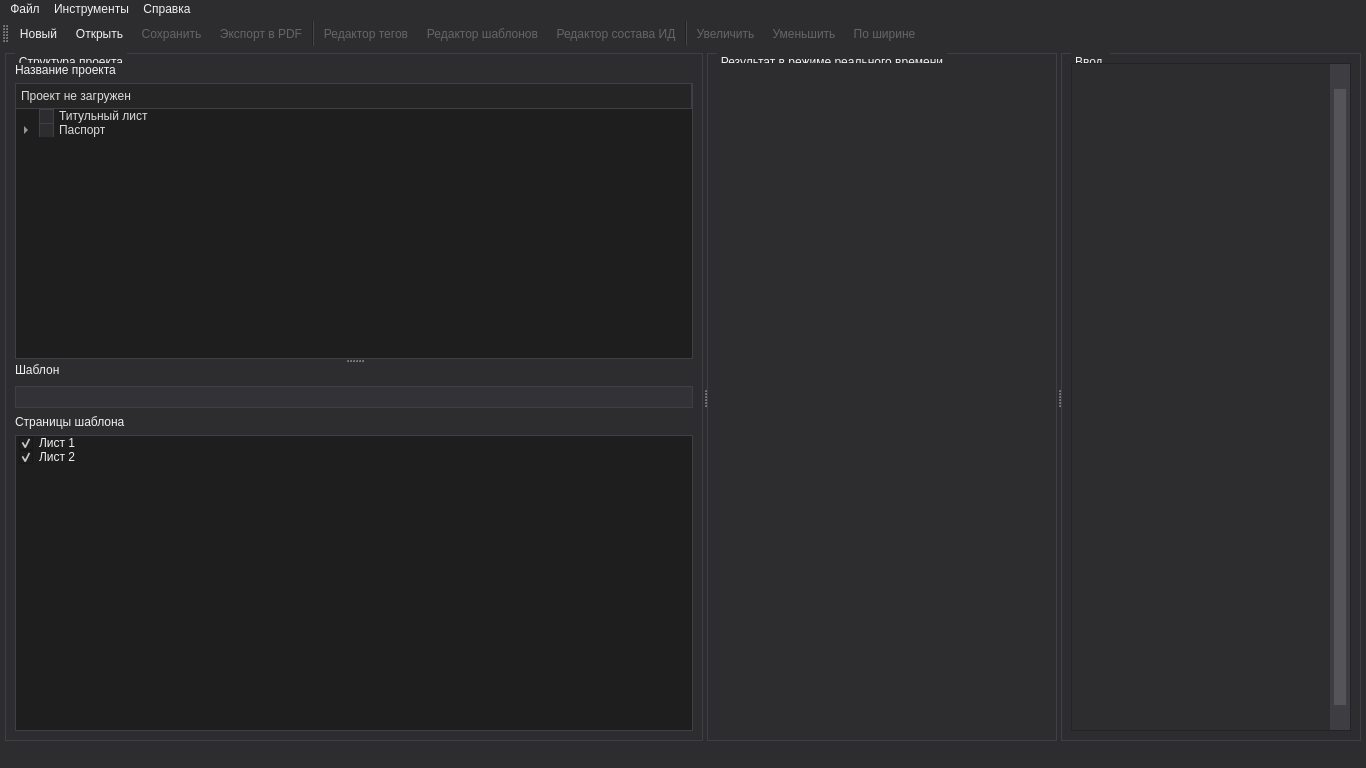
Qt form designer/mainwindow.ui (Artemako/auto-exec-doc) before a commit.
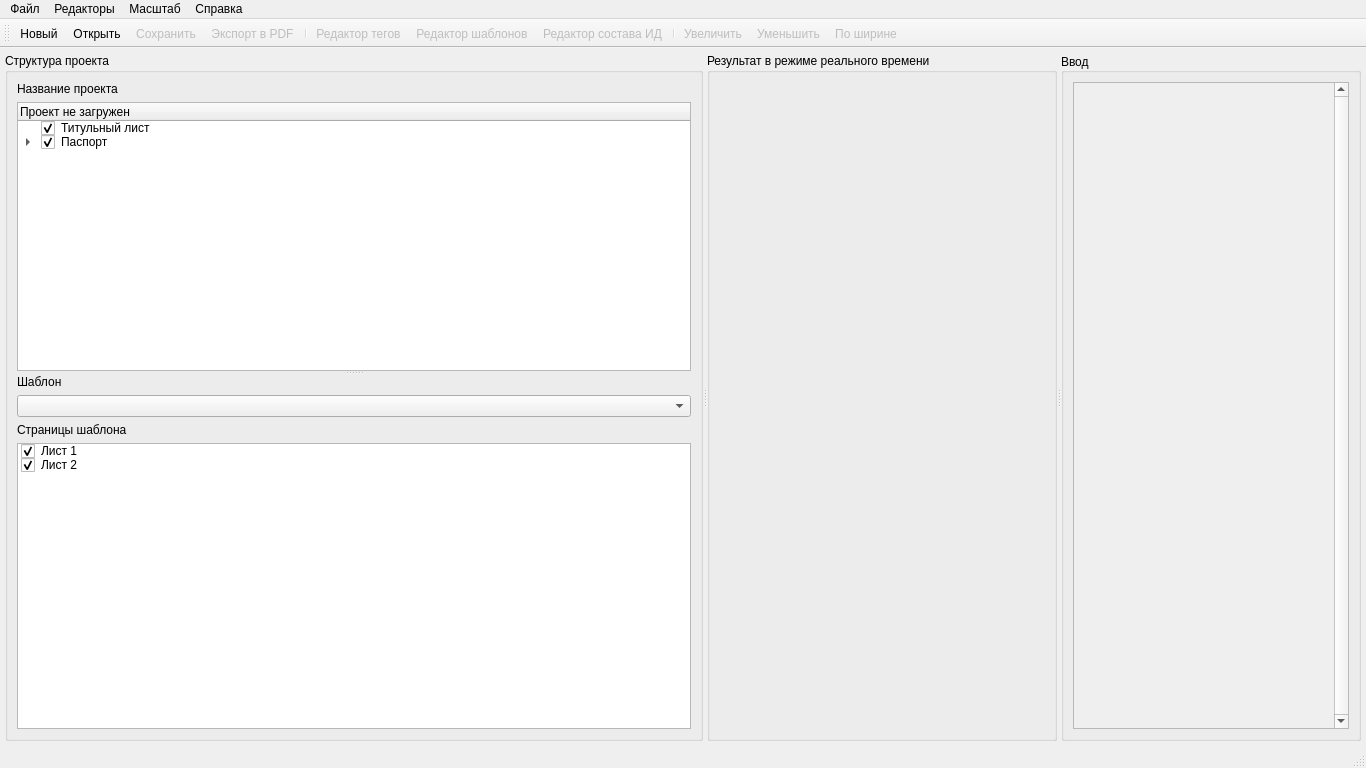
The same form after that commit. Icons and pictures are not drawn. Custom widgets are drawn as their Qt base class.

```diff
--- a/designer/mainwindow.ui
+++ b/designer/mainwindow.ui
@@ -32,917 +32,7 @@
    <string>Автоматизация ИД</string>
   </property>
   <property name="styleSheet">
-   <string notr="true">/*!*************************************
-  VS15 Dark
-****************************************
-  Author: chintsu_kun, holt59, MO2 Team
-  Version: 2.5.0
-  Licence: GNU General Public License v3.0 (https://www.gnu.org/licenses/gpl-3.0.en.html)
-  Source: https://github.com/nikolay-borzov/modorganizer-themes
-****************************************
-*/
-/* For some reason applying background-color or border fixes paddings properties */
-QListWidget::item {
-  border-width: 0;
-}
-
-/* Don't override install label on download widget.
-   MO2 assigns color depending on download state */
-#installLabel {
-  color: none;
-}
-
-/* Make `background-color` work for :hover, :focus and :pressed states */
-QToolButton {
-  border: none;
-}
-
-/* Main Window */
-QWidget {
-  background-color: #2d2d30;
-  color: #f1f1f1;
-}
-
-QWidget::disabled {
-  color: #656565;
-}
-
-/* Common */
-/* remove outline */
-* {
-  outline: 0;
-}
-
-*:disabled,
-QListView::item:disabled,
-*::item:selected:disabled {
-  color: #656565;
-}
-
-/* line heights */
-/* QTreeView#fileTree::item - currently have problem with size column vertical
-   text align */
-#bsaList::item,
-#dataTree::item,
-#modList::item,
-#categoriesTree::item,
-#savegameList::item,
-#tabConflicts QTreeWidget::item {
-  padding: 0.3em 0;
-}
-
-QListView::item,
-QTreeView#espList::item {
-  padding: 0.3em 0;
-}
-
-/* to enable border color */
-QTreeView,
-QListView,
-QTextEdit,
-QWebView,
-QTableView {
-  border-style: solid;
-  border-width: 1px;
-}
-
-QAbstractItemView {
-  color: #dcdcdc;
-  background-color: #1e1e1e;
-  alternate-background-color: #262626;
-  border-color: #3f3f46;
-}
-
-QAbstractItemView::item:selected,
-QAbstractItemView::item:selected:hover,
-QAbstractItemView::item:alternate:selected,
-QAbstractItemView::item:alternate:selected:hover {
-  color: #f1f1f1;
-  background-color: #3399ff;
-}
-
-QAbstractItemView[filtered=true] {
-  border: 2px solid #f00 !important;
-}
-
-QAbstractItemView,
-QListView,
-QTreeView {
-  show-decoration-selected: 1;
-}
-
-QAbstractItemView::item:hover,
-QAbstractItemView::item:alternate:hover,
-QAbstractItemView::item:disabled:hover,
-QAbstractItemView::item:alternate:disabled:hover QListView::item:hover,
-QTreeView::branch:hover,
-QTreeWidget::item:hover {
-  background-color: rgba(51, 153, 255, 0.3);
-}
-
-QAbstractItemView::item:selected:disabled,
-QAbstractItemView::item:alternate:selected:disabled,
-QListView::item:selected:disabled,
-QTreeView::branch:selected:disabled,
-QTreeWidget::item:selected:disabled {
-  background-color: rgba(51, 153, 255, 0.3);
-}
-
-QTreeView::branch:selected,
-#bsaList::branch:selected {
-  background-color: #3399ff;
-}
-
-QLabel {
-  background-color: transparent;
-}
-
-LinkLabel {
-  qproperty-linkColor: #3399ff;
-}
-
-/* Left Pane &amp; File Trees #QTreeView, #QListView*/
-QTreeView::branch:closed:has-children {
-  image: url(:/png/resources/png/branch-closed.png);
-}
-
-QTreeView::branch:open:has-children {
-  image: url(:/png/resources/png/branch-open.png);
-}
-
-QListView::item {
-  color: #f1f1f1;
-}
-
-/* Text areas and text fields #QTextEdit, #QLineEdit, #QWebView */
-QTextEdit,
-QWebView,
-QLineEdit,
-QAbstractSpinBox,
-QAbstractSpinBox::up-button,
-QAbstractSpinBox::down-button,
-QComboBox {
-  background-color: #333337;
-  border-color: #3f3f46;
-}
-
-QLineEdit:hover,
-QAbstractSpinBox:hover,
-QTextEdit:hover,
-QComboBox:hover,
-QComboBox:editable:hover {
-  border-color: #007acc;
-}
-
-QLineEdit:focus,
-QAbstractSpinBox::focus,
-QTextEdit:focus,
-QComboBox:focus,
-QComboBox:editable:focus,
-QComboBox:on {
-  background-color: #3f3f46;
-  border-color: #3399ff;
-}
-
-QComboBox:on {
-  border-bottom-color: #3f3f46;
-}
-
-QLineEdit,
-QAbstractSpinBox {
-  min-height: 15px;
-  padding: 2px;
-  border-style: solid;
-  border-width: 1px;
-}
-
-QLineEdit {
-  margin-top: 0;
-}
-
-/* clear button */
-QLineEdit QToolButton,
-QLineEdit QToolButton:hover {
-  background: none;
-  margin-top: 1px;
-}
-
-QLineEdit#espFilterEdit QToolButton {
-  margin-top: -2px;
-  margin-bottom: 1px;
-}
-
-/* Drop-downs #QComboBox*/
-QComboBox {
-  min-height: 20px;
-  padding-left: 5px;
-  margin: 3px 0 1px 0;
-  border-style: solid;
-  border-width: 1px;
-}
-
-QComboBox:editable {
-  padding-left: 3px;
-  /* to enable hover styles */
-  background-color: transparent;
-}
-
-QComboBox::drop-down {
-  width: 20px;
-  subcontrol-origin: padding;
-  subcontrol-position: top right;
-  border: none;
-}
-
-QComboBox::down-arrow {
-  image: url(:/png/resources/png/combobox-down.png);
-}
-
-QComboBox QAbstractItemView {
-  background-color: #1b1b1c;
-  selection-background-color: #3f3f46;
-  border-color: #3399ff;
-  border-style: solid;
-  border-width: 0 1px 1px 1px;
-}
-
-/* Doesn't work http://stackoverflow.com/questions/13308341/qcombobox-abstractitemviewitem */
-/* QComboBox QAbstractItemView:item {
-  padding: 10px;
-  margin: 10px;
-} */
-/* Toolbar */
-QToolBar {
-  border: none;
-}
-
-QToolBar::separator {
-  border-left-color: #222222;
-  border-right-color: #46464a;
-  border-width: 0 1px 0 1px;
-  border-style: solid;
-  width: 0;
-}
-
-QToolButton {
-  padding: 4px;
-}
-
-QToolButton:hover, QToolButton:focus {
-  background-color: #3e3e40;
-}
-
-QToolButton:pressed {
-  background-color: #3399ff;
-}
-
-QToolButton::menu-indicator {
-  image: url(:/png/resources/png/combobox-down.png);
-  subcontrol-origin: padding;
-  subcontrol-position: center right;
-  padding-top: 10%;
-  padding-right: 5%;
-}
-
-/* Group Boxes #QGroupBox */
-QGroupBox {
-  border-color: #3f3f46;
-  border-style: solid;
-  border-width: 1px;
-  padding: 1em 0.3em 0.3em 0.3em;
-  margin-top: 0.65em;
-}
-
-QGroupBox::title {
-  subcontrol-origin: margin;
-  subcontrol-position: top left;
-  padding: 2px;
-  left: 10px;
-}
-
-/* LCD Count */
-QLCDNumber {
-  border-color: #3f3f46;
-  border-style: solid;
-  border-width: 1px;
-}
-
-/* Buttons #QPushButton */
-QPushButton {
-  background-color: #333337;
-  border-color: #3f3f46;
-  min-height: 18px;
-  padding: 2px 5px;
-  border-style: solid;
-  border-width: 1px;
-}
-
-QPushButton:hover,
-QPushButton:checked,
-QPushButton:focus,
-QAbstractSpinBox::up-button:hover,
-QAbstractSpinBox::down-button:hover {
-  background-color: #007acc;
-}
-
-QPushButton:pressed,
-QPushButton:checked:hover,
-QAbstractSpinBox::up-button:pressed,
-QAbstractSpinBox::down-button:pressed {
-  background-color: #1c97ea;
-}
-
-QPushButton:disabled,
-QAbstractSpinBox::up-button:disabled,
-QAbstractSpinBox::down-button:disabled {
-  background-color: #333337;
-  border-color: #3f3f46;
-}
-
-QPushButton::menu-indicator {
-  image: url(:/png/resources/png/combobox-down.png);
-  subcontrol-origin: padding;
-  subcontrol-position: center right;
-  padding-right: 5%;
-}
-
-/* Dialog buttons */
-QSlider::handle:horizontal,
-QSlider::handle:vertical {
-  color: #000000;
-  background-color: #dddddd;
-  border-color: #707070;
-  border-style: solid;
-  border-width: 1px;
-}
-
-QSlider::handle:horizontal:hover,
-QSlider::handle:vertical:hover,
-QSlider::handle:horizontal:pressed,
-QSlider::handle:horizontal:focus:pressed,
-QSlider::handle:vertical:pressed,
-QSlider::handle:vertical:focus:pressed {
-  background-color: #BEE6FD;
-  border-color: #3c7fb1;
-}
-
-QSlider::handle:horizontal:focus,
-QSlider::handle:vertical:focus {
-  background-color: #dddddd;
-  border-color: #3399ff;
-}
-
-
-QSlider::handle:horizontal:disabled,
-QSlider::handle:vertical:disabled {
-  background-color: #333337;
-  border-color: #3f3f46;
-}
-
-
-/* Check boxes and Radio buttons common #QCheckBox, #QRadioButton */
-QGroupBox::indicator,
-QTreeView::indicator,
-QCheckBox::indicator,
-QRadioButton::indicator {
-  background-color: #2d2d30;
-  border-color: #3f3f46;
-  width: 13px;
-  height: 13px;
-  border-style: solid;
-  border-width: 1px;
-}
-
-QGroupBox::indicator:hover,
-QTreeView::indicator:hover,
-QCheckBox::indicator:hover,
-QRadioButton::indicator:hover {
-  background-color: #3f3f46;
-  border-color: #007acc;
-}
-
-QGroupBox::indicator:checked,
-QTreeView::indicator:checked,
-QCheckBox::indicator:checked {
-  image: url(:/png/resources/png/checkbox-check.png);
-}
-
-QGroupBox::indicator:disabled,
-QTreeView::indicator:checked:disabled,
-QCheckBox::indicator:checked:disabled {
-  image: url(:/png/resources/png/checkbox-check-disabled.png);
-}
-
-/* Check boxes special */
-QTreeView#modList::indicator {
-  width: 15px;
-  height: 15px;
-}
-
-/* Radio buttons #QRadioButton */
-QRadioButton::indicator {
-  border-radius: 7px;
-}
-
-QRadioButton::indicator::checked {
-  background-color: #B9B9BA;
-  border-width: 2px;
-  width: 11px;
-  height: 11px;
-}
-
-QRadioButton::indicator::checked:hover {
-  border-color: #3f3f46;
-}
-
-/* Spinners #QSpinBox, #QDoubleSpinBox */
-QAbstractSpinBox {
-  margin: 1px;
-}
-
-QAbstractSpinBox::up-button,
-QAbstractSpinBox::down-button {
-  border-style: solid;
-  border-width: 1px;
-  subcontrol-origin: padding;
-}
-
-QAbstractSpinBox::up-button {
-  subcontrol-position: top right;
-}
-
-QAbstractSpinBox::up-arrow {
-  image: url(:/png/resources/png/spinner-up.png);
-}
-
-QAbstractSpinBox::down-button {
-  subcontrol-position: bottom right;
-}
-
-QAbstractSpinBox::down-arrow {
-  image: url(:/png/resources/png/spinner-down.png);
-}
-
-/* Sliders #QSlider */
-QSlider::groove:horizontal {
-  background-color: #3f3f46;
-  border: none;
-  height: 8px;
-  margin: 2px 0;
-}
-
-QSlider::handle:horizontal {
-  width: 0.5em;
-  height: 2em;
-  margin: -7px 0;
-  subcontrol-origin: margin;
-}
-
-/* Scroll Bars #QAbstractScrollArea, #QScrollBar*/
-/* assigning background still leaves not filled area*/
-QAbstractScrollArea::corner {
-  background-color: transparent;
-}
-
-/* Horizontal */
-QScrollBar:horizontal {
-  height: 18px;
-  border: none;
-  margin: 0 23px 0 23px;
-}
-
-QScrollBar::handle:horizontal {
-  min-width: 32px;
-  margin: 4px 2px;
-}
-
-QScrollBar::add-line:horizontal {
-  width: 23px;
-  subcontrol-position: right;
-  subcontrol-origin: margin;
-}
-
-QScrollBar::sub-line:horizontal {
-  width: 23px;
-  subcontrol-position: left;
-  subcontrol-origin: margin;
-}
-
-/* Vertical */
-QScrollBar:vertical {
-  width: 20px;
-  border: none;
-  margin: 23px 0 23px 0;
-}
-
-QScrollBar::handle:vertical {
-  min-height: 32px;
-  margin: 2px 4px;
-}
-
-QScrollBar::add-line:vertical {
-  height: 23px;
-  subcontrol-position: bottom;
-  subcontrol-origin: margin;
-}
-
-QScrollBar::sub-line:vertical {
-  height: 23px;
-  subcontrol-position: top;
-  subcontrol-origin: margin;
-}
-
-/* Combined */
-QScrollBar {
-  background-color: #3e3e42;
-  border: none;
-}
-
-QScrollBar::handle {
-  background-color: #686868;
-}
-
-QScrollBar::add-line,
-QScrollBar::sub-line {
-  background-color: #3e3e42;
-  border: none;
-}
-
-/* QScrollBar::add-line:horizontal:hover,
-QScrollBar::sub-line:horizontal:hover,
-QScrollBar::add-line:vertical:hover,
-QScrollBar::sub-line:vertical:hover,
-QScrollBar::add-line:horizontal:pressed,
-QScrollBar::sub-line:horizontal:pressed,
-QScrollBar::add-line:vertical:pressed,
-QScrollBar::sub-line:vertical:pressed { } */
-QScrollBar::handle:hover {
-  background: #9e9e9e;
-}
-
-QScrollBar::handle:pressed {
-  background: #efebef;
-}
-
-QScrollBar::handle:disabled {
-  background: #555558;
-}
-
-QScrollBar::add-page,
-QScrollBar::sub-page {
-  background: transparent;
-}
-
-QScrollBar::up-arrow:vertical {
-  image: url(:/png/resources/png/scrollbar-up.png);
-}
-
-QScrollBar::up-arrow:vertical:hover {
-  image: url(:/png/resources/png/scrollbar-up-hover.png);
-}
-
-QScrollBar::up-arrow:vertical:disabled {
-  image: url(:/png/resources/png/scrollbar-up-disabled.png);
-}
-
-QScrollBar::right-arrow:horizontal {
-  image: url(:/png/resources/png/scrollbar-right.png);
-}
-
-QScrollBar::right-arrow:horizontal:hover {
-  image: url(:/png/resources/png/scrollbar-right-hover.png);
-}
-
-QScrollBar::right-arrow:horizontal:disabled {
-  image: url(:/png/resources/png/scrollbar-right-disabled.png);
-}
-
-QScrollBar::down-arrow:vertical {
-  image: url(:/png/resources/png/scrollbar-down.png);
-}
-
-QScrollBar::down-arrow:vertical:hover {
-  image: url(:/png/resources/png/scrollbar-down-hover.png);
-}
-
-QScrollBar::down-arrow:vertical:disabled {
-  image: url(:/png/resources/png/scrollbar-down-disabled.png);
-}
-
-QScrollBar::left-arrow:horizontal {
-  image: url(:/png/resources/png/scrollbar-left.png);
-}
-
-QScrollBar::left-arrow:horizontal:hover {
-  image: url(:/png/resources/png/scrollbar-left-hover.png);
-}
-
-QScrollBar::left-arrow:horizontal:disabled {
-  image: url(:/png/resources/png/scrollbar-left-disabled.png);
-}
-
-/* Header Rows and Tables (Configure Mod Categories) #QTableView, #QHeaderView */
-QTableView {
-  gridline-color: #3f3f46;
-  selection-background-color: #3399ff;
-  selection-color: #f1f1f1;
-}
-
-QTableView QTableCornerButton::section {
-  background: #252526;
-  border-color: #3f3f46;
-  border-style: solid;
-  border-width: 0 1px 1px 0;
-}
-
-QHeaderView {
-  border: none;
-}
-
-QHeaderView::section {
-  background: #252526;
-  border-color: #3f3f46;
-  padding: 3px 5px;
-  border-style: solid;
-  border-width: 0 1px 1px 0;
-}
-
-QHeaderView::section:hover {
-  background: #3e3e40;
-  color: #f6f6f6;
-}
-
-QHeaderView::section:last {
-  border-right: 0;
-}
-
-QHeaderView::up-arrow {
-  image: url(:/png/resources/png/sort-asc.png);
-  margin-bottom: -37px;
-}
-
-DownloadListView QHeaderView::up-arrow {
-  margin-bottom: -47px;
-}
-
-QHeaderView::down-arrow {
-  image: url(:/png/resources/png/sort-desc.png);
-  margin-bottom: 0;
-}
-
-/* Context menus, toolbar drop-downs #QMenu  */
-QMenu {
-  background-color: #1a1a1c;
-  border-color: #333337;
-  border-style: solid;
-  border-width: 1px;
-  padding: 2px;
-}
-
-QMenu::item {
-  background: transparent;
-  padding: 4px 20px;
-}
-
-QMenu::item:selected,
-QMenuBar::item:selected {
-  background-color: #333334;
-}
-
-QMenu::item:disabled {
-  background-color: transparent;
-}
-
-QMenu::separator {
-  background-color: #333337;
-  height: 1px;
-  margin: 1px 0;
-}
-
-QMenu::icon {
-  margin: 1px;
-}
-
-QMenu::right-arrow {
-  image: url(:/png/resources/png/sub-menu-arrow.png);
-  subcontrol-origin: padding;
-  subcontrol-position: center right;
-  padding-right: 0.5em;
-}
-
-QMenu QPushButton {
-  background-color: transparent;
-  border-color: #3f3f46;
-  margin: 1px 0 1px 0;
-}
-
-QMenu QCheckBox,
-QMenu QRadioButton {
-  background-color: transparent;
-  padding: 5px 2px;
-}
-
-/* Tool tips #QToolTip, #SaveGameInfoWidget */
-QToolTip,
-SaveGameInfoWidget {
-  background-color: #424245;
-  border-color: #4d4d50;
-  color: #f1f1f1;
-  border-style: solid;
-  border-width: 1px;
-  padding: 2px;
-}
-
-QStatusBar::item {
-  border: None;
-}
-
-/* Progress Bars (Downloads) #QProgressBar */
-QProgressBar {
-  background-color: #e6e6e6;
-  color: #000;
-  border-color: #bcbcbc;
-  text-align: center;
-  border-style: solid;
-  border-width: 1px;
-  margin: 0px;
-}
-
-QProgressBar::chunk {
-  background: #06b025;
-}
-
-DownloadListView[downloadView=standard]::item {
-  padding: 16px;
-}
-
-DownloadListView[downloadView=compact]::item {
-  padding: 4px;
-}
-
-/* Right Pane and Tab Bars #QTabWidget, #QTabBar */
-QTabWidget::pane {
-  border-color: #3f3f46;
-  border-top-color: #007acc;
-  top: 0;
-  border-style: solid;
-  border-width: 1px;
-}
-
-QTabWidget::pane:disabled {
-  border-top-color: #3f3f46;
-}
-
-QTabBar::tab {
-  background-color: transparent;
-  padding: 4px 1em;
-  border: none;
-}
-
-QTabBar::tab:hover {
-  background-color: #1c97ea;
-}
-
-QTabBar::tab:selected,
-QTabBar::tab:selected:hover {
-  background-color: #007acc;
-}
-
-QTabBar::tab:disabled {
-  background-color: transparent;
-  color: #656565;
-}
-
-QTabBar::tab:selected:disabled {
-  background-color: #3f3f46;
-}
-
-/* Scrollers */
-QTabBar QToolButton {
-  background-color: #333337;
-  border-color: #3f3f46;
-  padding: 1px;
-  margin: 0;
-  border-style: solid;
-  border-width: 1px;
-}
-
-QTabBar QToolButton:hover {
-  border-color: #007acc;
-  border-width: 1px;
-  border-style: solid;
-}
-
-QTabBar QToolButton:disabled,
-QTabBar QToolButton:pressed:hover {
-  background-color: #333337;
-}
-
-QTabBar::scroller {
-  width: 23px;
-  background-color: red;
-}
-
-QTabBar QToolButton::right-arrow {
-  image: url(:/png/resources/png/scrollbar-right.png);
-}
-
-QTabBar QToolButton::right-arrow:hover {
-  image: url(:/png/resources/png/scrollbar-right-hover.png);
-}
-
-QTabBar QToolButton::left-arrow {
-  image: url(:/png/resources/png/scrollbar-left.png);
-}
-
-QTabBar QToolButton::left-arrow:hover {
-  image: url(:/png/resources/png/scrollbar-left-hover.png);
-}
-
-/* Special styles */
-QWidget#tabImages QPushButton {
-  background-color: transparent;
-  margin: 0 0.3em;
-  padding: 0;
-}
-
-/* like dialog QPushButton*/
-QWidget#tabESPs QToolButton {
-  color: #000000;
-  background-color: #dddddd;
-  border-color: #707070;
-  border-style: solid;
-  border-width: 1px;
-}
-
-QWidget#tabESPs QToolButton:hover {
-  background-color: #BEE6FD;
-  border-color: #3c7fb1;
-}
-
-QWidget#tabESPs QToolButton:focus {
-  background-color: #dddddd;
-  border-color: #3399ff;
-}
-
-QWidget#tabESPs QToolButton:disabled {
-  background-color: #333337;
-  border-color: #3f3f46;
-}
-
-QTreeWidget#categoriesList {
-  /* min-width: 225px; */
-}
-
-QTreeWidget#categoriesList::item {
-  background-position: center left;
-  background-repeat: no-repeat;
-  padding: 0.35em 10px;
-}
-
-QTreeWidget#categoriesList::item:has-children {
-  background-image: url(:/png/resources/png/branch-closed.png);
-}
-
-QTreeWidget#categoriesList::item:has-children:open {
-  background-image: url(:/png/resources/png/branch-open.png);
-}
-
-QDialog#QueryOverwriteDialog QPushButton {
-  margin-left: 0.5em;
-}
-
-QDialog#PyCfgDialog QPushButton:hover {
-  background-color: #BEE6FD;
-}
-
-QLineEdit#modFilterEdit {
-  margin-top: 2px;
-}
-
-/* highlight unchecked BSAs */
-QWidget#bsaTab QTreeWidget::indicator:unchecked {
-  background-color: #3399ff;
-}
-
-/* increase version text field */
-QLineEdit#versionEdit {
-  max-width: 100px;
-}
-
-/* Dialogs width changes */
-/* increase width to prevent buttons cutting */
-QDialog#QueryOverwriteDialog {
-  min-width: 565px;
-}
-
-QDialog#ModInfoDialog {
-  min-width: 850px;
-}
-
-QLineEdit[valid-filter=false] {
-  background-color: #661111 !important;
-}</string>
+   <string notr="true"/>
   </property>
   <widget class="QWidget" name="centralwidget">
    <layout class="QVBoxLayout" name="verticalLayout_6">
@@ -1155,8 +245,8 @@
             <rect>
              <x>0</x>
              <y>0</y>
-             <width>248</width>
-             <height>625</height>
+             <width>261</width>
+             <height>643</height>
             </rect>
            </property>
            <property name="mouseTracking">
@@ -1208,15 +298,25 @@
      <string>Справка</string>
     </property>
    </widget>
-   <widget class="QMenu" name="menu_tools">
+   <widget class="QMenu" name="menu_editors">
     <property name="title">
-     <string>Инструменты</string>
+     <string>Редакторы</string>
     </property>
     <addaction name="action_edit_tags"/>
     <addaction name="action_edit_templates"/>
+    <addaction name="action_edit_composition"/>
+   </widget>
+   <widget class="QMenu" name="menu_scale">
+    <property name="title">
+     <string>Масштаб</string>
+    </property>
+    <addaction name="action_zoomin"/>
+    <addaction name="action_zoomout"/>
+    <addaction name="action_zoomfitpage"/>
    </widget>
    <addaction name="menu_file"/>
-   <addaction name="menu_tools"/>
+   <addaction name="menu_editors"/>
+   <addaction name="menu_scale"/>
    <addaction name="menu_help"/>
   </widget>
   <widget class="QToolBar" name="tb_main">
```
Left out of the diff: 5 changed lines with no effect on the pictures.
